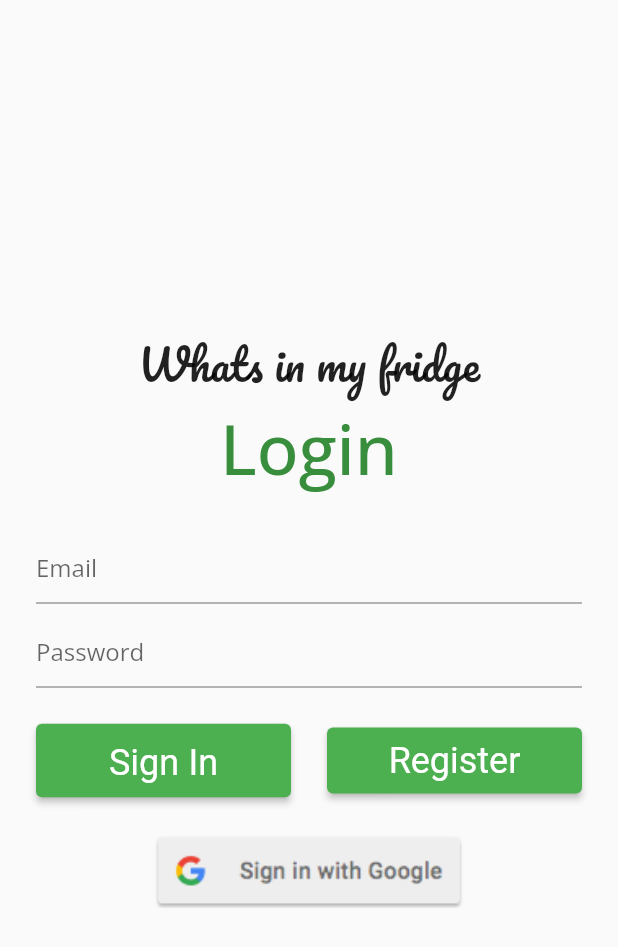
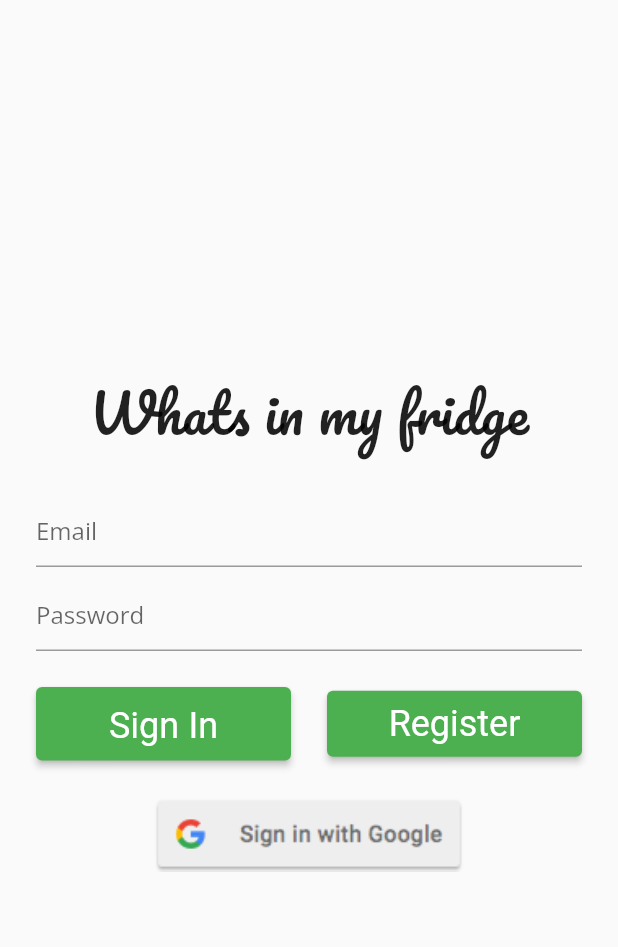
Before and after one commit to fredrikhoelseter/WhatsInMyFridge, a Flutter app: the screen it shows after launch, on a phone screen of 412 x 824 dp. Shown: the top 947 px of the screen. Run offline on Flutter 3.47's test engine with Material 2 defaults, Android fonts, the phone set to English and light mode, and no system bars; our stand-ins replace babstrap_settings_screen, cloud_firestore, firebase_auth, firebase_core, font_awesome_flutter, google_fonts and 4 more; missing offline and left inert: dart:ffi; accounts and stored records are empty; statements that could not run were skipped.

Commit message:
Simple UI Changes to login page

```diff
--- a/lib/screens/true_login_page.dart
+++ b/lib/screens/true_login_page.dart
@@ -41,13 +41,13 @@ class _TrueLoginPageState extends State<TrueLoginPage> {
       child: Column(
         mainAxisAlignment: MainAxisAlignment.center,
         children: [
-          Text("Whats in my fridge", style: GoogleFonts.pacifico(fontSize: 28)),
+          Text("Whats in my fridge", style: GoogleFonts.pacifico(fontSize: 36)),
           Padding(
             padding: const EdgeInsets.only(bottom: 24.0),
-            child: Text(
-              'Login',
-              style: Theme.of(context).textTheme.headline1,
-            ),
+            // child: Text(
+            //   'Login',
+            //   style: Theme.of(context).textTheme.headline4,
+            // ),
           ),
           Form(
             key: _formKey,
```
Also changed, not shown: lib/screens/login_page.dart (+0 -7 lines), pubspec.lock.
